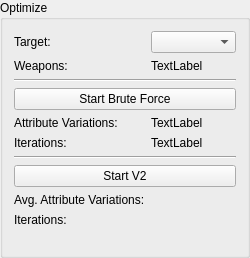
The window that src/app/optimize_widget.ui (hanslhansl/elden-ring-damage-optimizer) describes before a commit, drawn with Qt 5.
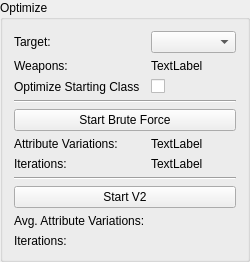
The same window after the commit.

Commit message: add possibility to optimize for starting class: algorithm to calculate adjusted stat variations, additional tests. a bug in optimizer::V2::V2() remains

Patch:
```diff
--- a/src/app/optimize_widget.ui
+++ b/src/app/optimize_widget.ui
@@ -43,90 +43,104 @@
        </property>
       </widget>
      </item>
-     <item row="3" column="0" colspan="2">
+     <item row="4" column="0" colspan="2">
       <widget class="QPushButton" name="start_brute_force_button">
        <property name="text">
         <string>Start Brute Force</string>
        </property>
       </widget>
      </item>
-     <item row="4" column="0">
+     <item row="5" column="0">
       <widget class="QLabel" name="label_9">
        <property name="text">
         <string>Attribute Variations:</string>
        </property>
       </widget>
      </item>
-     <item row="4" column="1">
+     <item row="5" column="1">
       <widget class="QLabel" name="brute_force_variations_label">
        <property name="text">
         <string>TextLabel</string>
        </property>
       </widget>
      </item>
-     <item row="5" column="0">
+     <item row="6" column="0">
       <widget class="QLabel" name="label_4">
        <property name="text">
         <string>Iterations:</string>
        </property>
       </widget>
      </item>
-     <item row="5" column="1">
+     <item row="6" column="1">
       <widget class="QLabel" name="brute_force_iterations_label">
        <property name="text">
         <string>TextLabel</string>
        </property>
       </widget>
      </item>
-     <item row="7" column="0" colspan="2">
+     <item row="8" column="0" colspan="2">
       <widget class="QPushButton" name="start_v2_button">
        <property name="text">
         <string>Start V2</string>
        </property>
       </widget>
      </item>
-     <item row="8" column="0">
+     <item row="9" column="0">
       <widget class="QLabel" name="label_11">
        <property name="text">
         <string>Avg. Attribute Variations:</string>
        </property>
       </widget>
      </item>
-     <item row="8" column="1">
+     <item row="9" column="1">
       <widget class="QLabel" name="v2_variations_label">
        <property name="text">
         <string/>
        </property>
       </widget>
      </item>
-     <item row="9" column="0">
+     <item row="10" column="0">
       <widget class="QLabel" name="label_7">
        <property name="text">
         <string>Iterations:</string>
        </property>
       </widget>
      </item>
-     <item row="9" column="1">
+     <item row="10" column="1">
       <widget class="QLabel" name="v2_iterations_label">
        <property name="text">
         <string/>
        </property>
       </widget>
      </item>
-     <item row="2" column="0" colspan="2">
+     <item row="3" column="0" colspan="2">
       <widget class="Line" name="line">
        <property name="orientation">
         <enum>Qt::Orientation::Horizontal</enum>
        </property>
       </widget>
      </item>
-     <item row="6" column="0" colspan="2">
+     <item row="7" column="0" colspan="2">
       <widget class="Line" name="line_2">
        <property name="orientation">
         <enum>Qt::Orientation::Horizontal</enum>
        </property>
       </widget>
      </item>
+     <item row="2" column="1">
+      <widget class="QCheckBox" name="optimize_starting_class_checkbox">
+       <property name="text">
+        <string/>
+       </property>
+      </widget>
+     </item>
+     <item row="2" column="0">
+      <widget class="QLabel" name="label_2">
+       <property name="text">
+        <string>Optimize Starting Class</string>
+       </property>
+      </widget>
+     </item>
     </layout>
    </item>
   </layout>
```
The commit also changes 11 other files.
